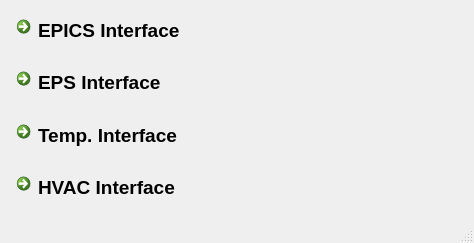
Old version of the form myInterface/telaInicial.ui in the repository semissatto2/Interface_files.
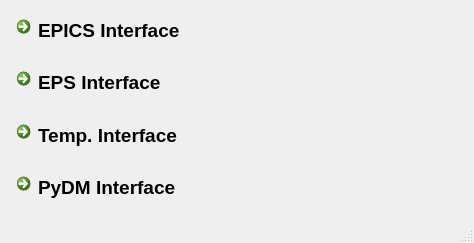
New version of the form. Icons and pictures are not drawn.

Patch:
```diff
--- a/myInterface/telaInicial.ui
+++ b/myInterface/telaInicial.ui
@@ -108,7 +108,7 @@
          </font>
         </property>
         <property name="text">
-         <string>HVAC Interface</string>
+         <string>PyDM Interface</string>
         </property>
        </widget>
       </item>
```
Left out of the diff: 2 changed lines with no effect on the pictures.
